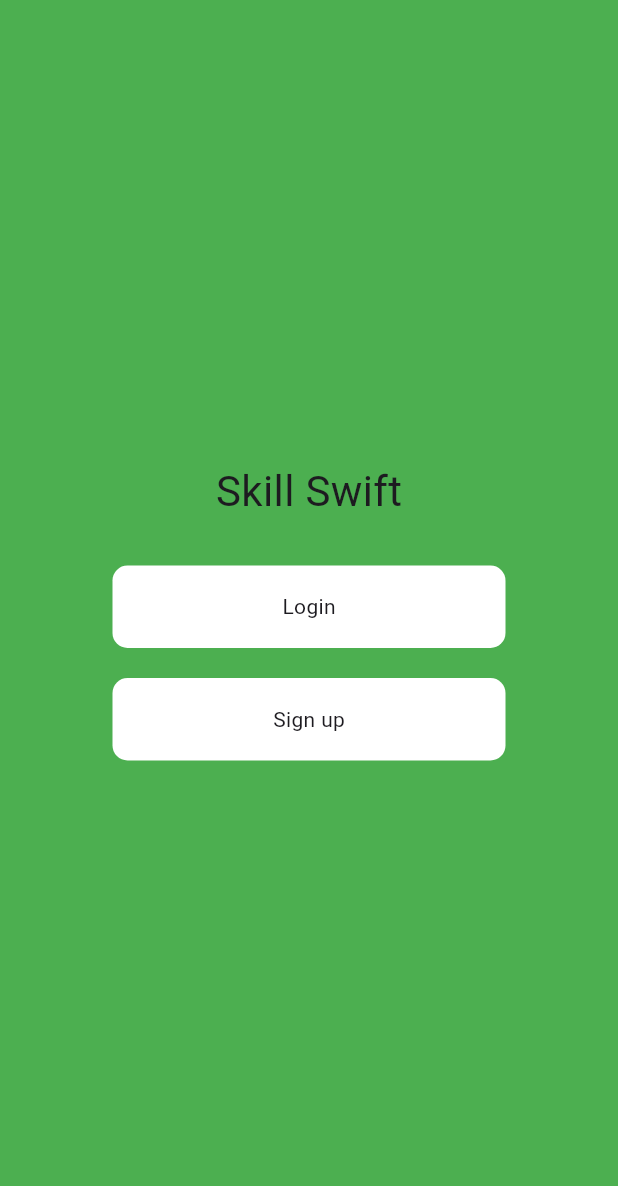
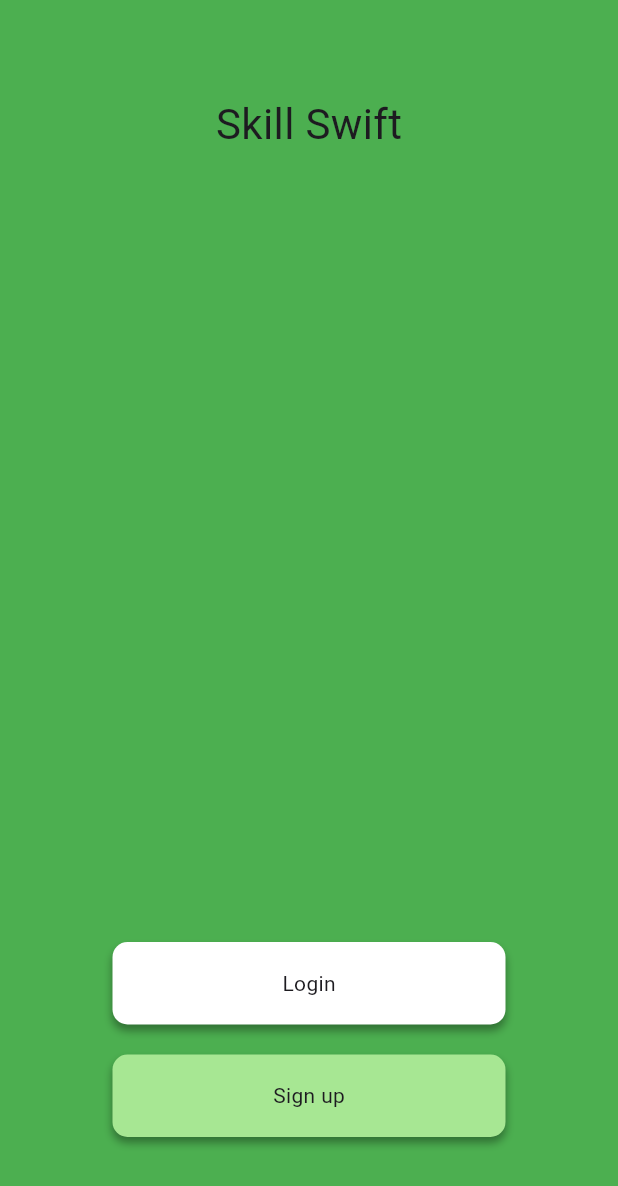
Before and after one commit to Yedidia-Bakuradze/SkillSwift, a Flutter app: the screen it shows after launch, on a phone screen of 412 x 824 dp. Shown: the top 1186 px of the screen. Run offline on Flutter 3.47's test engine with Material 3 defaults, Android fonts, the phone set to English and light mode, and no system bars.

Commit message:
Entery screen layout height has been set reletive to the device's properties

```diff
--- a/frontend/lib/Components/FormButton.dart
+++ b/frontend/lib/Components/FormButton.dart
@@ -1,17 +1,27 @@
 import 'package:flutter/material.dart';
 
 class FormButton extends StatelessWidget {
-  const FormButton({super.key, this.message});
-  final message;
+  FormButton({super.key, required this.message});
+  String message;
+  late Color color;
+
   @override
   Widget build(BuildContext context) {
+    color = message == "Login" ? Color(0xFFFFFFFF) : Color(0xFFA7E793);
     return Container(
       margin: EdgeInsets.all(10),
       height: 55,
       width: 262,
       decoration: BoxDecoration(
-          color: const Color(0xFFFFFFFF),
-          borderRadius: BorderRadius.all(Radius.circular(10))),
+        color: color,
+        borderRadius: BorderRadius.all(Radius.circular(10)),
+        boxShadow: [
+          BoxShadow(
+              color: Colors.black.withOpacity(0.35),
+              offset: Offset(0, 4),
+              blurRadius: 4),
+        ],
+      ),
       child: Center(
         child: Text(
           message,
--- a/frontend/lib/Screens/EntryScreen.dart
+++ b/frontend/lib/Screens/EntryScreen.dart
@@ -6,6 +6,8 @@ class EntryScreen extends StatelessWidget {
 
   @override
   Widget build(BuildContext context) {
+    final screenHeight = MediaQuery.of(context).size.height;
+
     return Scaffold(
       backgroundColor: Colors.green,
       body: Center(
@@ -13,15 +15,29 @@ class EntryScreen extends StatelessWidget {
           mainAxisAlignment: MainAxisAlignment.center,
           mainAxisSize: MainAxisSize.min,
           children: [
-            Text(
-              "Skill Swift",
-              style: TextStyle(fontSize: 28),
+            SizedBox(
+              height: screenHeight * 0.2,
+              child: Center(
+                child: Text(
+                  "Skill Swift",
+                  style: TextStyle(fontSize: 28),
+                ),
+              ),
             ),
             SizedBox(
-              height: 20,
+              height: screenHeight * 0.55,
             ),
-            FormButton(message: "Login"),
-            FormButton(message: "Sign up"),
+            SizedBox(
+              height: screenHeight * 0.25,
+              child: Center(
+                child: Column(
+                  children: [
+                    FormButton(message: "Login"),
+                    FormButton(message: "Sign up"),
+                  ],
+                ),
+              ),
+            )
           ],
         ),
       ),
```
